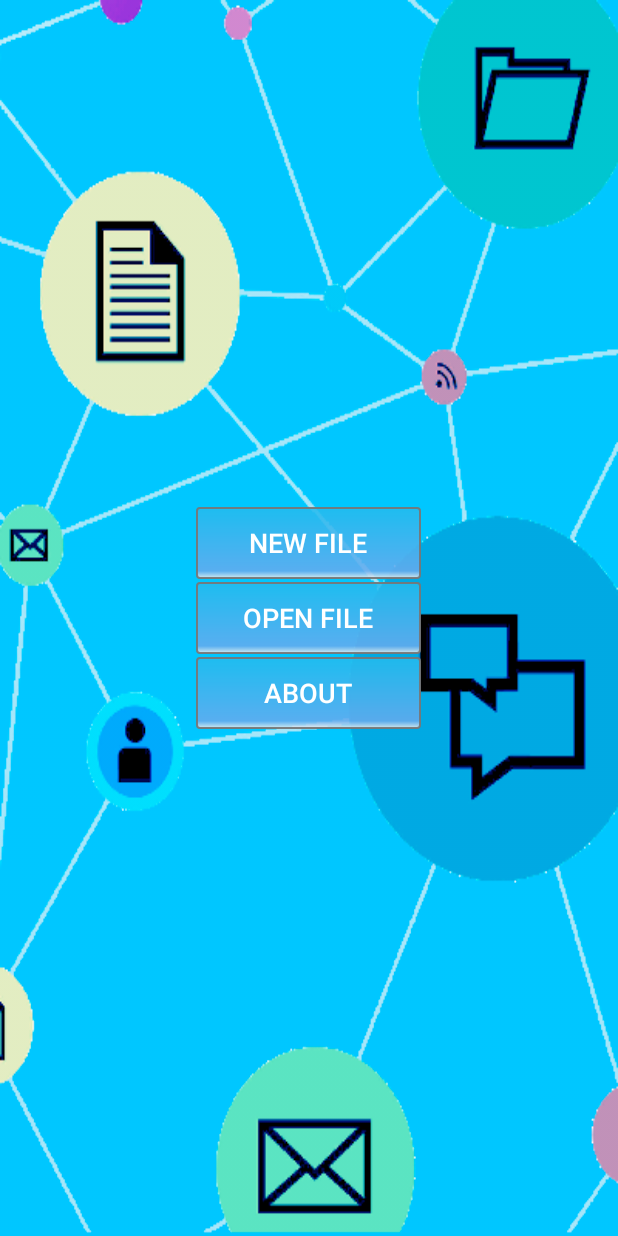
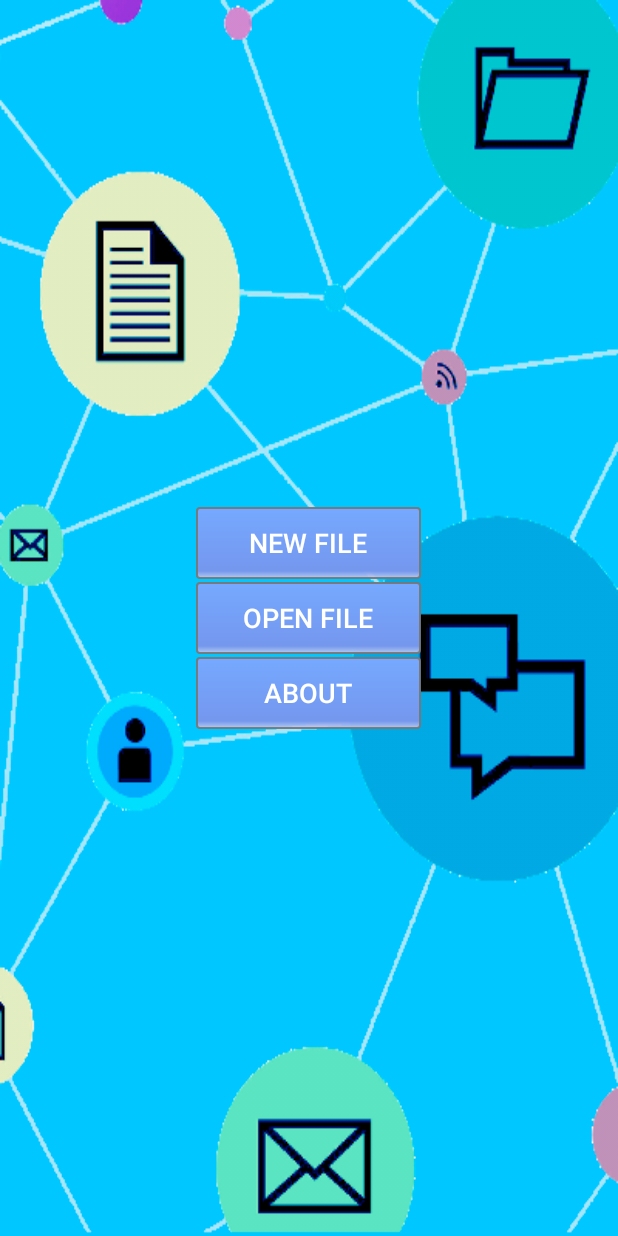
Before and after one commit to vlfom/WordGraph, an Android app: the screen it shows after launch (MenuActivity before the commit, Menu_Activity after it), on a phone screen of 412 x 824 dp. Run offline under Robolectric (Android 15) with nearby library versions, the phone set to English and light mode, and no system bars.

Commit message:
Working on menu fragment

```diff
--- a/app/src/main/java/com/vlfom/wordgraph/AboutActivity.java
+++ b/app/src/main/java/com/vlfom/wordgraph/About_Activity.java
@@ -3,7 +3,7 @@ package com.vlfom.wordgraph;
 import android.app.Activity;
 import android.os.Bundle;
 
-public class AboutActivity extends Activity {
+public class About_Activity extends Activity {
 
     @Override
     protected void onCreate(Bundle savedInstanceState) {
--- a/app/src/main/java/com/vlfom/wordgraph/MenuActivity.java
+++ /dev/null
@@ -1,25 +0,0 @@
-package com.vlfom.wordgraph;
-
-import android.app.Activity;
-import android.content.Intent;
-import android.os.Bundle;
-import android.os.Environment;
-import android.view.MotionEvent;
-import android.view.View;
-import android.view.WindowManager;
-import android.widget.Button;
-
-import java.io.File;
-import java.io.FileOutputStream;
-import java.io.ObjectOutputStream;
-
-public class MenuActivity extends Activity {
-
-    protected void onCreate(Bundle savedInstanceState) {
-        super.onCreate( savedInstanceState ) ;
-        setContentView( R.layout.activity_main_menu ) ;
-
-        getWindow().setFlags(WindowManager.LayoutParams.FLAG_FULLSCREEN, WindowManager.LayoutParams.FLAG_FULLSCREEN);
-    }
-
-}
--- /dev/null
+++ b/app/src/main/java/com/vlfom/wordgraph/Menu_Activity.java
@@ -0,0 +1,24 @@
+package com.vlfom.wordgraph;
+
+import android.app.Activity;
+import android.app.FragmentManager;
+import android.app.FragmentTransaction;
+import android.os.Bundle;
+import android.view.WindowManager;
+
+public class Menu_Activity extends Activity {
+
+    protected void onCreate(Bundle savedInstanceState) {
+        super.onCreate(savedInstanceState) ;
+        setContentView(R.layout.activity_main_menu) ;
+
+        getWindow().setFlags(WindowManager.LayoutParams.FLAG_FULLSCREEN, WindowManager.LayoutParams.FLAG_FULLSCREEN);
+
+        FragmentManager fragmentManager = getFragmentManager();
+        FragmentTransaction fragmentTransaction = fragmentManager.beginTransaction();
+        fragmentTransaction.add(R.id.menu_layout, new Menu_FragmentList());
+
+        fragmentTransaction.commit();
+    }
+
+}
--- a/app/src/main/java/com/vlfom/wordgraph/Menu_FragmentList.java
+++ b/app/src/main/java/com/vlfom/wordgraph/Menu_FragmentList.java
@@ -2,33 +2,27 @@ package com.vlfom.wordgraph;
 
 import android.app.Fragment;
 import android.content.Intent;
-import android.graphics.Color;
-import android.graphics.Typeface;
 import android.os.Bundle;
-import android.support.v4.widget.DrawerLayout;
-import android.support.v7.app.ActionBarActivity;
-import android.support.v7.app.ActionBarDrawerToggle;
-import android.support.v7.widget.Toolbar;
 import android.view.LayoutInflater;
 import android.view.MotionEvent;
 import android.view.View;
 import android.view.ViewGroup;
-import android.widget.AdapterView;
-import android.widget.ArrayAdapter;
-import android.widget.Button;
-import android.widget.ListView;
-import android.widget.TextView;
 
 public class Menu_FragmentList extends Fragment {
     @Override
     public View onCreateView(LayoutInflater inflater, ViewGroup container,
                              Bundle savedInstanceState) {
-
-        getActivity().findViewById(R.id.btnNew).setOnTouchListener(new myTouchListener()) ;
-        getActivity().findViewById(R.id.btnOpen).setOnTouchListener( new myTouchListener() ) ;
-        getActivity().findViewById(R.id.btnAbout).setOnTouchListener( new myTouchListener() ) ;
         return inflater.inflate(R.layout.fragment_menulist,
                 container, false);
+    }
+
+    @Override
+    public void onViewCreated(View view, Bundle savedInstanceState) {
+        super.onViewCreated(view, savedInstanceState);
+
+        getActivity().findViewById(R.id.btnNew).setOnTouchListener(new myTouchListener());
+        getActivity().findViewById(R.id.btnOpen).setOnTouchListener(new myTouchListener());
+        getActivity().findViewById(R.id.btnAbout).setOnTouchListener(new myTouchListener());
     }
 
     private class myTouchListener implements View.OnTouchListener {
@@ -36,13 +30,13 @@ public class Menu_FragmentList extends Fragment {
         public boolean onTouch(View view, MotionEvent event) {
             if (event.getAction() == MotionEvent.ACTION_DOWN) {
                 if (view.getId() == R.id.btnNew)
-                    startActivity(new Intent(getActivity(), MainActivity.class)) ;
+                    startActivity(new Intent(getActivity(), Main_Activity.class));
                 else if (view.getId() == R.id.btnOpen)
-                    startActivity(new Intent(getActivity(), AboutActivity.class)) ;
+                    startActivity(new Intent(getActivity(), About_Activity.class));
                 else if (view.getId() == R.id.btnAbout)
-                    startActivity(new Intent(getActivity(), AboutActivity.class)) ;
+                    startActivity(new Intent(getActivity(), About_Activity.class));
             }
-            return true ;
+            return true;
         }
     }
 }
--- a/app/src/main/res/drawable-xxhdpi/button_menu.xml
+++ b/app/src/main/res/drawable-xxhdpi/button_menu.xml
@@ -8,9 +8,9 @@
     <gradient
         android:angle="90"
         android:centerX="10%"
-        android:startColor="#DDEEEEEE"
-        android:centerColor="#DD66AAEE"
-        android:endColor="#DD22BBEE"
+        android:startColor="#ddccccee"
+        android:centerColor="#7597ee"
+        android:endColor="#75a9ff"
         android:type="linear"
         />
     <padding
--- a/app/src/main/res/layout/activity_main_menu.xml
+++ b/app/src/main/res/layout/activity_main_menu.xml
@@ -1,19 +1,9 @@
-<RelativeLayout xmlns:android="http://schemas.android.com/apk/res/android"
-    xmlns:tools="http://schemas.android.com/tools" android:layout_width="match_parent"
-    android:layout_height="match_parent" android:paddingLeft="@dimen/activity_horizontal_margin"
-    android:paddingRight="@dimen/activity_horizontal_margin"
-    android:paddingTop="@dimen/activity_vertical_margin"
-    android:paddingBottom="@dimen/activity_vertical_margin" tools:context=".MainActivity"
-    android:id="@+id/relLay"
+<RelativeLayout
+    xmlns:android="http://schemas.android.com/apk/res/android"
+    xmlns:tools="http://schemas.android.com/tools"
+    android:layout_width="match_parent"
+    android:layout_height="match_parent"
+    android:id="@+id/menu_layout"
     android:background="@drawable/main_bg">
 
-    <fragment
-        android:id="@+id/detailFragment"
-        android:layout_width="wrap_content"
-        android:layout_height="wrap_content"
-        class="com.vlfom.wordgraph.Menu_FragmentList"
-        tools:layout="@layout/fragment_menulist"
-        android:layout_centerHorizontal="true"
-        android:layout_centerVertical="true" />
-
 </RelativeLayout>
--- a/app/src/main/res/layout/fragment_menulist.xml
+++ b/app/src/main/res/layout/fragment_menulist.xml
@@ -3,7 +3,9 @@
     xmlns:android="http://schemas.android.com/apk/res/android"
     android:orientation="vertical"
     android:layout_width="wrap_content"
-    android:layout_height="wrap_content">
+    android:layout_height="wrap_content"
+    android:layout_centerVertical="true"
+    android:layout_centerHorizontal="true">
         <Button
             android:id="@+id/btnNew"
             android:text="@string/btnNewFile"
```
Also changed, not shown: app/src/main/AndroidManifest.xml (+5 -5 lines), app/src/main/java/com/vlfom/wordgraph/Main_Activity.java (renamed from app/src/main/java/com/vlfom/wordgraph/MainActivity.java, +4 -6 lines).
